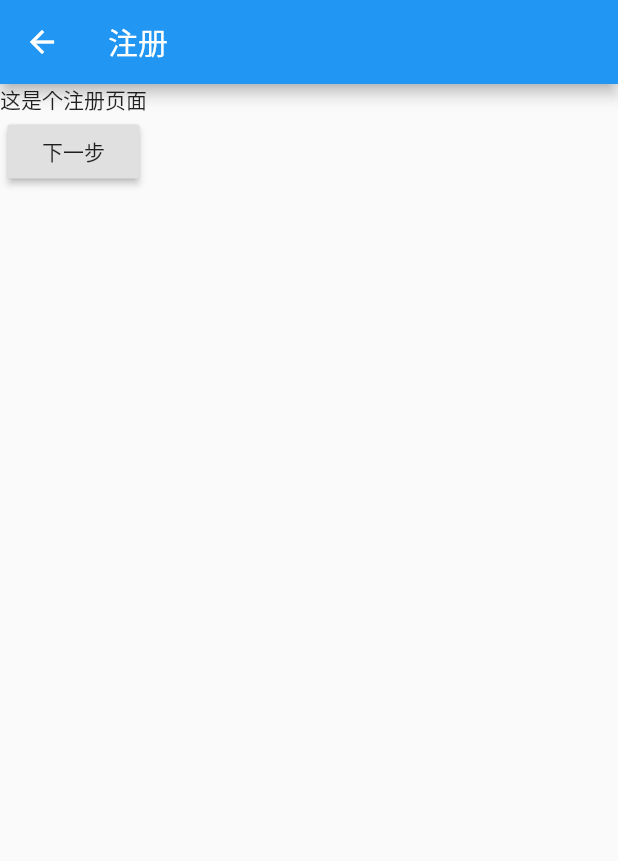
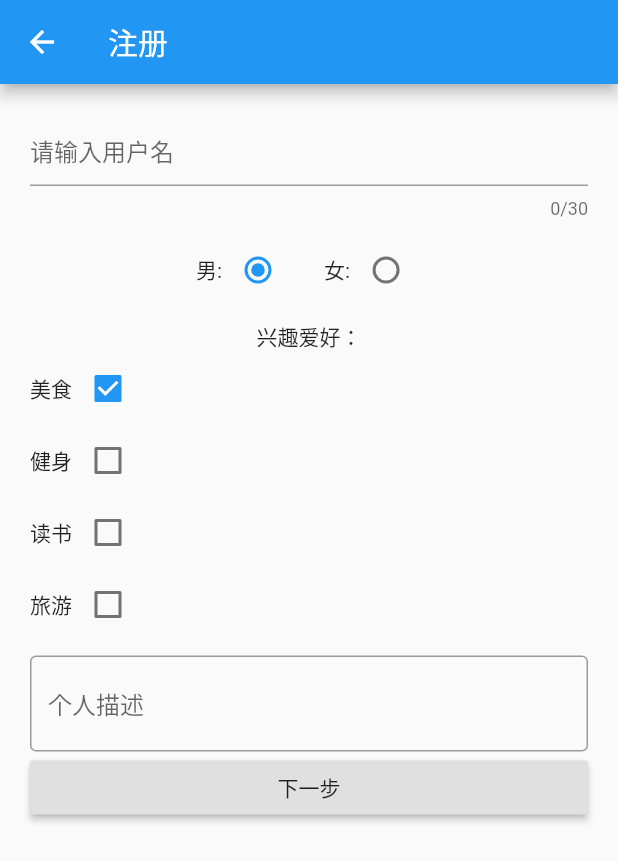
Before and after one commit to kailaisi/flutter_study, a Flutter app: the RegisterFirstPage screen opened directly, on a phone screen of 412 x 824 dp. Shown: the top 861 px of the screen. Run offline on Flutter 3.47's test engine with Material 2 defaults, Android fonts, the phone set to English and light mode, and no system bars; missing offline and left inert: flutter_cupertino_date_picker; network calls fail.

```diff
--- a/lib/learn/statefull/pages/user/RegisterFirst.dart
+++ b/lib/learn/statefull/pages/user/RegisterFirst.dart
@@ -1,5 +1,6 @@
 import 'package:flutter/material.dart';
 
+//注册页面
 class RegisterFirstPage extends StatefulWidget {
   RegisterFirstPage({Key key}) : super(key: key);
 
@@ -8,17 +9,101 @@ class RegisterFirstPage extends StatefulWidget {
 }
 
 class _RegisterFirstPageState extends State<RegisterFirstPage> {
+  var _sex = 1;
+
+  var _hobby = [
+    {"checked": true, "title": "美食"},
+    {"checked": false, "title": "健身"},
+    {"checked": false, "title": "读书"},
+    {"checked": false, "title": "旅游"},
+  ];
+  List<Widget> _getHobby() {
+    List<Widget> temp = [];
+    for (int i = 0; i < _hobby.length; i++) {
+      temp.add(Row(
+        children: [
+          Text(_hobby[i]["title"]),
+          Checkbox(
+            value: _hobby[i]["checked"],
+            onChanged: (value) {
+              setState(() {
+                _hobby[i]["checked"] = value;
+              });
+            },
+          )
+        ],
+      ));
+    }
+    return temp;
+  }
+
+  _setSex(v) {
+    setState(() {
+      this._sex = v;
+    });
+  }
+
+  String _name;
   @override
   Widget build(BuildContext context) {
     return Scaffold(
         appBar: AppBar(
           title: Text("注册"),
         ),
-        body: Column(
+        body: Padding(
+            padding: EdgeInsets.all(20),
+            child: Column(
               crossAxisAlignment: CrossAxisAlignment.center,
               children: [
-            Text("这是个注册页面"),
-            RaisedButton(
+                TextField(
+                  maxLength: 30,
+                  decoration: InputDecoration(
+                    hintText: "请输入用户名",
+                  ),
+                  onChanged: (v) {
+                    this._name = v;
+                  },
+                ),
+                SizedBox(
+                  height: 10,
+                ),
+                Row(
+                  mainAxisAlignment: MainAxisAlignment.center,
+                  children: [
+                    Text("男:"),
+                    Radio(
+                      value: 1,
+                      groupValue: this._sex,
+                      onChanged: _setSex,
+                    ),
+                    SizedBox(
+                      width: 20,
+                    ),
+                    Text("女:"),
+                    Radio(
+                      value: 2,
+                      groupValue: this._sex,
+                      onChanged: _setSex,
+                    )
+                  ],
+                ),
+                SizedBox(
+                  height: 10,
+                ),
+                Text("兴趣爱好："),
+                Wrap(
+                  children: _getHobby(),
+                ),
+                SizedBox(
+                  height: 10,
+                ),
+                TextField(
+                  decoration: InputDecoration(
+                      hintText: "个人描述", border: OutlineInputBorder()),
+                ),
+                Container(
+                  width: double.infinity,
+                  child: RaisedButton(
                       child: Text("下一步"),
                       onPressed: () {
                         //用第二部成功的页面替换掉当前页面。那么返回的时候，就直接返回到主页面了
@@ -26,7 +111,8 @@ class _RegisterFirstPageState extends State<RegisterFirstPage> {
 
                         Navigator.of(context).pushNamed("/registerSecond");
                       }),
+                )
               ],
-        ));
+            )));
   }
 }
--- a/lib/routes/Routes.dart
+++ b/lib/routes/Routes.dart
@@ -4,9 +4,11 @@ import 'package:flutter_info/learn/statefull/pages/From.dart';
 import 'package:flutter_info/learn/statefull/pages/ListPage.dart';
 import 'package:flutter_info/learn/statefull/pages/TabBarController.dart';
 import 'package:flutter_info/learn/statefull/pages/other/Button.dart';
+import 'package:flutter_info/learn/statefull/pages/other/DateTimePickPage.dart';
 import 'package:flutter_info/learn/statefull/pages/second/CheckBoxDemo.dart';
 import 'package:flutter_info/learn/statefull/pages/second/Product.dart';
 import 'package:flutter_info/learn/statefull/pages/second/ProductDetail.dart';
+import 'package:flutter_info/learn/statefull/pages/second/RadioBoxDemo.dart';
 import 'package:flutter_info/learn/statefull/pages/second/Search.dart';
 import 'package:flutter/material.dart';
 import 'package:flutter_info/learn/statefull/pages/user/Login.dart';
@@ -25,6 +27,8 @@ final routers = {
   '/product': (context) => ProductPage(),
   '/product_detail': (context, {arguments}) => ProductDetail(arguments),
   '/checkbox': (context) => CheckBoxPage(),
+  '/radio': (context) => RadioBoxPage(),
+  '/datepick': (context) => DateTimePickPubPage(),
   //设置页面
   '/login': (context) => LoginPage(),
   '/registerFirst': (context) => RegisterFirstPage(),
--- a/pubspec.yaml
+++ b/pubspec.yaml
@@ -28,6 +28,8 @@ dependencies:
   # The following adds the Cupertino Icons font to your application.
   # Use with the CupertinoIcons class for iOS style icons.
   cupertino_icons: ^1.0.0
+  date_format: ^1.0.6
+  flutter_cupertino_date_picker: ^1.0.26+2
 
 dev_dependencies:
   flutter_test:
```
Also changed, not shown: lib/learn/statefull/pages/other/DateTimePickPage.dart (added, +60 -0 lines), lib/learn/statefull/pages/second/RadioBoxDemo.dart (added, +84 -0 lines), lib/learn/statefull/pages/tabs/Setting.dart (+20 -0 lines), pubspec.lock. Lines whose indentation alone changed are shown as unchanged.
